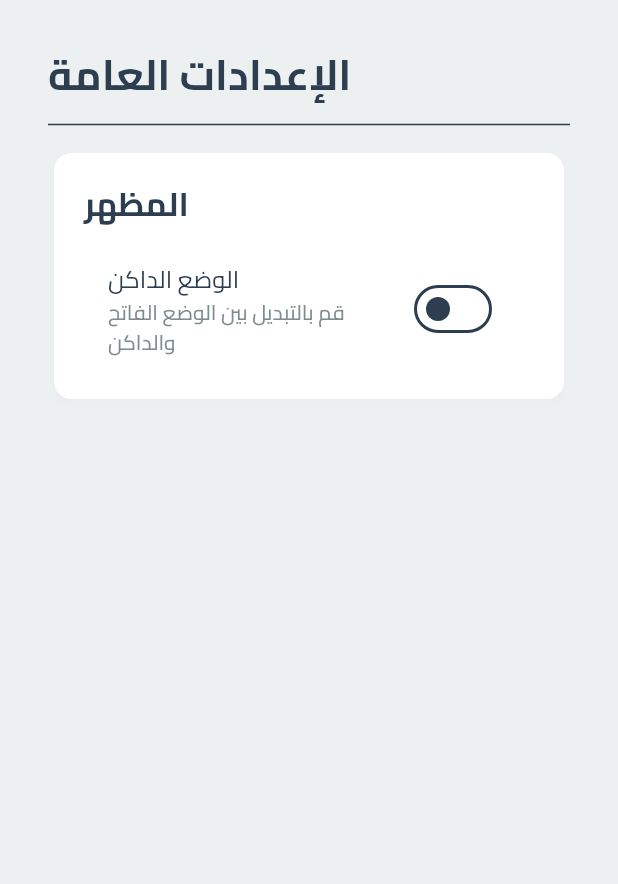
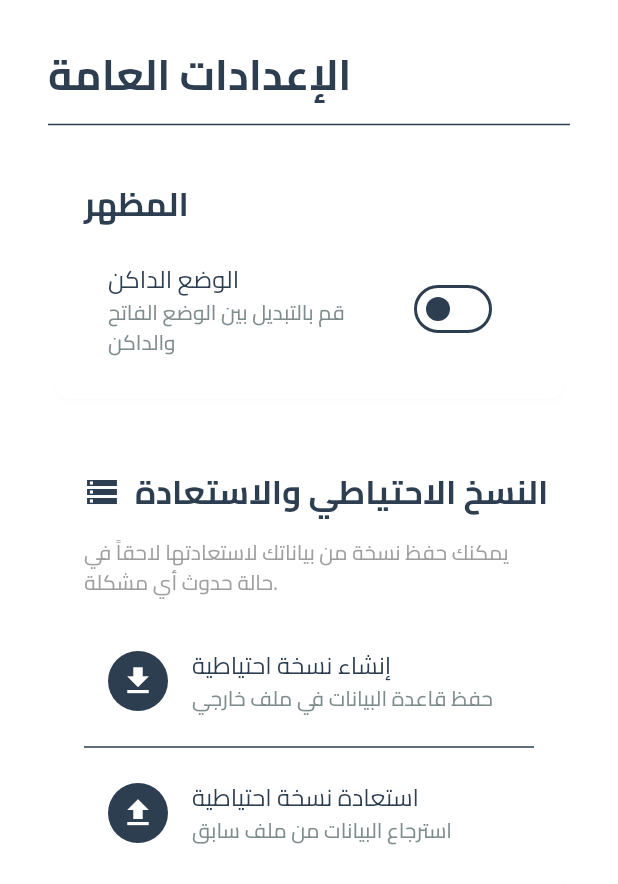
Before and after one commit to ShiroYasha211/MediStock, a Flutter app: the SettingsView screen opened directly, on a phone screen of 412 x 824 dp. Shown: the top 884 px of the screen. Run offline on Flutter 3.47's test engine with Material 3 defaults, Android fonts, the phone set to English and light mode, and no system bars; our stand-ins replace file_picker, fl_chart, get, get_storage, open_file, pdf and 2 more; missing offline and left inert: desktop_drop, window_manager; accounts and stored records are empty.

Commit message:
feat: Implement settings management, backup service, and database handler.

```diff
--- a/lib/app/modules/05_settings_management/controllers/settings_controller.dart
+++ b/lib/app/modules/05_settings_management/controllers/settings_controller.dart
@@ -1,9 +1,31 @@
 import 'package:get/get.dart';
+import 'package:medistock/app/core/services/backup_service.dart'; // تأكد من صحة المسار
 import 'package:medistock/app/core/services/theme_service.dart';
 
 class SettingsController extends GetxController {
-  final ThemeService _themeService = ThemeService();// دالة لتبديل الثيم
+  final ThemeService _themeService = ThemeService();
+  final BackupService _backupService =
+      BackupService(); // إنشاء كائن من خدمة النسخ
+
+  // --- إدارة الثيم ---
   void switchTheme() {
     _themeService.switchTheme();
   }
+
+  // --- النسخ الاحتياطي والاستعادة ---
+
+  /// دالة لإنشاء نسخة احتياطية
+  Future<void> createBackup() async {
+    // يمكن هنا إضافة مؤشر تحميل (Loading) إذا أردت
+    // Get.showOverlay(...)
+
+    await _backupService.createBackup();
+
+    // إخفاء مؤشر التحميل
+  }
+
+  /// دالة لاستعادة نسخة احتياطية
+  Future<void> restoreBackup() async {
+    await _backupService.restoreBackup();
+  }
 }
--- a/lib/app/modules/05_settings_management/views/settings_view.dart
+++ b/lib/app/modules/05_settings_management/views/settings_view.dart
@@ -11,7 +11,9 @@ class SettingsView extends StatelessWidget {
     final theme = Theme.of(context);
 
     return Scaffold(
-      backgroundColor: theme.colorScheme.background,
+      backgroundColor: theme
+          .colorScheme
+          .surface, // استخدام surface بدلاً من background للنسخ الأحدث
       body: ListView(
         padding: const EdgeInsets.all(32.0),
         children: [
@@ -20,6 +22,11 @@ class SettingsView extends StatelessWidget {
 
           // --- ✅ قسم إعدادات المظهر ---
           _buildThemeSettingsCard(theme, controller),
+
+          const SizedBox(height: 20),
+
+          // --- ✅ قسم النسخ الاحتياطي ---
+          _buildBackupSettingsCard(theme, controller),
         ],
       ),
     );
@@ -42,7 +49,7 @@ class SettingsView extends StatelessWidget {
               title: const Text('الوضع الداكن'),
               subtitle: const Text('قم بالتبديل بين الوضع الفاتح والداكن'),
               trailing: Switch(
-                value: Get.isDarkMode, // متغير جاهز من GetX لمعرفة الثيم الحالي
+                value: Get.isDarkMode,
                 onChanged: (value) {
                   controller.switchTheme();
                 },
@@ -53,4 +60,71 @@ class SettingsView extends StatelessWidget {
       ),
     );
   }
+
+  // --- دالة واجهة النسخ الاحتياطي الجديدة ---
+  Widget _buildBackupSettingsCard(
+    ThemeData theme,
+    SettingsController controller,
+  ) {
+    return Card(
+      elevation: 2,
+      child: Padding(
+        padding: const EdgeInsets.all(20.0),
+        child: Column(
+          crossAxisAlignment: CrossAxisAlignment.start,
+          children: [
+            Row(
+              children: [
+                Icon(Icons.storage, color: theme.colorScheme.primary),
+                const SizedBox(width: 10),
+                Text(
+                  'النسخ الاحتياطي والاستعادة',
+                  style: theme.textTheme.titleLarge,
+                ),
+              ],
+            ),
+            const SizedBox(height: 16),
+            const Text(
+              'يمكنك حفظ نسخة من بياناتك لاستعادتها لاحقاً في حالة حدوث أي مشكلة.',
+              style: TextStyle(color: Colors.grey),
+            ),
+            const SizedBox(height: 20),
+
+            // زر النسخ الاحتياطي
+            ListTile(
+              leading: const CircleAvatar(child: Icon(Icons.download)),
+              title: const Text('إنشاء نسخة احتياطية'),
+              subtitle: const Text('حفظ قاعدة البيانات في ملف خارجي'),
+              onTap: () async {
+                await controller.createBackup();
+              },
+            ),
+            const Divider(),
+
+            // زر الاستعادة
+            ListTile(
+              leading: const CircleAvatar(child: Icon(Icons.upload)),
+              title: const Text('استعادة نسخة احتياطية'),
+              subtitle: const Text('استرجاع البيانات من ملف سابق'),
+              onTap: () async {
+                // إضافة تأكيد قبل الاستعادة لأنها ستحذف البيانات الحالية
+                Get.defaultDialog(
+                  title: 'تأكيد الاستعادة',
+                  middleText:
+                      'استعادة النسخة الاحتياطية سيقوم بحذف جميع البيانات الحالية واستبدالها بالنسخة المختارة. هل أنت متأكد؟',
+                  textConfirm: 'نعم، استعد',
+                  textCancel: 'إلغاء',
+                  confirmTextColor: Colors.white,
+                  onConfirm: () async {
+                    Get.back(); // إغلاق الديالوج
+                    await controller.restoreBackup();
+                  },
+                );
+              },
+            ),
+          ],
+        ),
+      ),
+    );
+  }
 }
```
Also changed, not shown: lib/app/core/services/backup_service.dart (added, +112 -0 lines), lib/app/data/local/db/database_handler.dart (+16 -9 lines).
